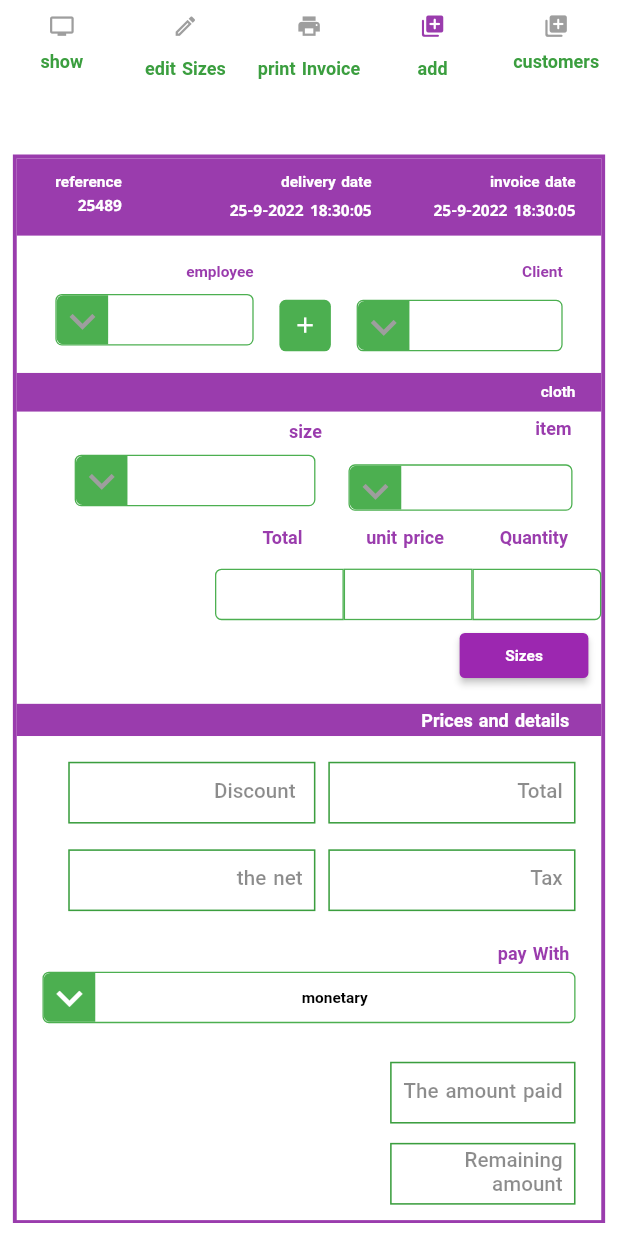
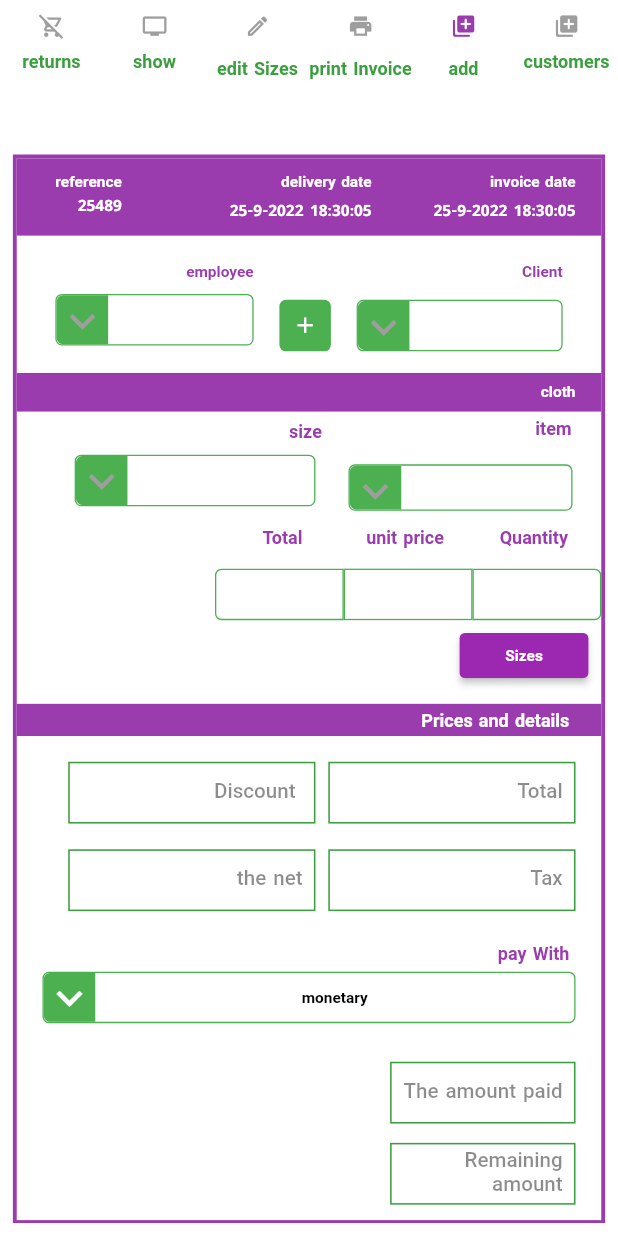
Before and after one commit to omarzezo/Trailor, a Flutter app: the TabBarScreen screen opened directly, after a tap on "add", on a phone screen of 412 x 824 dp. Run offline on Flutter 3.47's test engine with Material 2 defaults, Android fonts, the phone set to English and light mode, and no system bars; drawn by our look-alikes of dropdown_button2; our stand-ins replace awesome_dialog, bloc, dio, easy_localization, flutter_bloc, flutter_blue and 7 more; missing offline and left inert: esc_pos_printer, esc_pos_utils, flutter_bluetooth_basic, flutter_esc_pos_network, maxx_sunmi_printer; accounts and stored records are empty; network calls fail; Roboto replaces fonts that are missing (Noto Kufi Arabic).

Commit message:
fix bugs and create returns screen

```diff
--- a/assets/translations/ar-EG.json
+++ b/assets/translations/ar-EG.json
@@ -20,6 +20,7 @@
   "Yes": "نعم ",
   "NO": "لا",
   "returnitem": "مرتجع",
+  "returnitems": "مرتجعات ",
   "closeMg": "هل تريد الخروج من التطبيق ؟  ",
   "reports": "التقارير  ",
   "settings": "الاعدادات  ",
@@ -78,6 +79,7 @@
   "language": "اللغة ",
   "translation": "العربية ",
   "employee": " الموظف",
+  "customer": " العميل",
   "customersList": " قائمة العملاء",
   "clothes": " الثياب",
   "item": " الصنف",
--- a/assets/translations/en-US.json
+++ b/assets/translations/en-US.json
@@ -127,6 +127,8 @@
   "add": " add ",
   "customersList": " customers List ",
   "statue": " statue ",
+  "returnitems": "returns",
+  "customer": " Customer ",
   "clientName": " client Name ",
   "paidUp": " paid Up ",
   "clientCode": " clientCode ",
--- a/lib/Controller/Cubit/Cubit.dart
+++ b/lib/Controller/Cubit/Cubit.dart
@@ -501,6 +501,7 @@ Future<returnsalesModel>getReturnId(int index)async{
   return returnsizeInformationModel!;
 }
   getPillsDetailsForItem(int itemIndex ){
+
     // return pillsDetails!.data!.where((element) => element.id==itemId);
     pillsDetailsItem=pillsDetails!.data![itemIndex];
     salesId=pillsDetails!.data![itemIndex].id;
@@ -514,6 +515,8 @@ Future<returnsalesModel>getReturnId(int index)async{
   }
 
   getPillsDetailsForItemFilterd(int itemIndex ){
+    stausName=null;
+
     // PillsDetails? pillsDetails=PillsDetails();
     // pillsDetails.data=[];
     // pillsDetails.data = pillsDetails!.data!.where((i) => i.saleStatus!.contains('completed')?false:true).toList();
@@ -525,7 +528,9 @@ Future<returnsalesModel>getReturnId(int index)async{
      selectedDate=element.deliveryDate!.split(" ")
          .first ??
          "";
-     status=element.saleStatus??"";
+     // status=element.saleStatus??"";
+     stausName=element.saleStatus;
+
     }});
    //  salesId=pillsDetails!.data![itemIndex].id;
    //  selectedDate=
@@ -584,7 +589,8 @@ Future<returnsalesModel>getReturnId(int index)async{
   List<Users> users = [];
   List<Companies> companiesCustomerName = [];
   List<Products> productsNameList = [];
-  List<String> statusNameList = ["Completed","Pending","un delivered"];
+  List<String> statusNameList = ["pending","completed","un delivered"];
+
   String? stausName;
   List<Taxrates> taxRatesNameList = [];
   List<Units> unitsNameList = [];
@@ -592,6 +598,7 @@ Future<returnsalesModel>getReturnId(int index)async{
   List<PaymentType> paymentCodeList = [];
 
   void clearControllers() {
+    pngBytes=null;
     userItemName=null;
     employeeItemName=null;
     productItemName=null;
--- a/lib/View/Data Table/custom table.dart
+++ b/lib/View/Data Table/custom table.dart
@@ -17,6 +17,7 @@ import 'package:responsive_framework/responsive_framework.dart';
 import 'package:flutter/services.dart' as p;
 
 class CustomTable extends StatefulWidget {
+
   const CustomTable({Key? key}) : super(key: key);
 
   @override
--- a/lib/View/sewing invoice screen/TabBar Screen.dart
+++ b/lib/View/sewing invoice screen/TabBar Screen.dart
@@ -6,6 +6,7 @@ import 'package:omar/Controller/Cubit/Cubit.dart';
 import 'package:omar/View/Data%20Table/custom%20table.dart';
 import 'package:omar/View/present_all_tables_screen.dart';
 import 'package:omar/View/sewing%20invoice%20screen/change_size_screen.dart';
+import 'package:omar/View/sewing%20invoice%20screen/return_items_screen.dart';
 import 'package:omar/View/sewing%20invoice%20screen/sweing_screen.dart';
 import 'package:omar/constant/appstrings.dart';
 import '../../constant/constant.dart';
@@ -46,7 +47,9 @@ class _TabBarScreenState extends State<TabBarScreen> {
     }else if(index==4){
       initialIndex=4;
      screen= PresentAllTablesScreen();
-    }
+    }else if(index==5){
+      initialIndex=5;
+      screen= ReturnItemsScreen();}
     setState(() {});
   }
   @override
@@ -150,6 +153,25 @@ class _TabBarScreenState extends State<TabBarScreen> {
                                 Icon(Icons.tv_outlined,size: 20,color: initialIndex==4?MyConstant().purpleColor:Colors.grey,),
                                 const SizedBox(height: 10,),
                                 Text(AppStrings.show.tr(),style: GoogleFonts.notoKufiArabic(
+                                    color: MyConstant().greenColor,
+                                    fontWeight: FontWeight.bold,
+                                    fontSize: 14),)
+                              ],
+                            ),
+                          ),
+                        ),
+                        Expanded(
+                          flex: 1,
+                          child: InkWell(
+                            onTap: ()async {
+                              setScreen(5);
+                            await  LoginCubit.get(context).getPillsDetails();
+                            },
+                            child: Column(
+                              children:  [
+                                Icon(Icons.remove_shopping_cart_outlined,size: 20,color: initialIndex==5?MyConstant().purpleColor:Colors.grey,),
+                                const SizedBox(height: 10,),
+                                Text(AppStrings.returnitems.tr(),style: GoogleFonts.notoKufiArabic(
                                     color: MyConstant().greenColor,
                                     fontWeight: FontWeight.bold,
                                     fontSize: 14),)
--- a/lib/View/sewing invoice screen/daily_report_screen.dart
+++ b/lib/View/sewing invoice screen/daily_report_screen.dart
@@ -28,7 +28,7 @@ class DailyReportScreen extends StatelessWidget {
     //     .toList();
         pillsDetails.data = cubit.pillsDetails!.data!
         .where((i) {
-          return (i.date!.split(" ").first.contains( p.DateFormat('yyyy-MM-dd HH:mm')
+          return (i.date!.split(" ").first.contains( p.DateFormat('yyyy-MM-dd HH:mm',"en")
               .parse(DateTime.now().toString())
               .toString().split(" ").first))?true:false;
 
@@ -65,7 +65,7 @@ class DailyReportScreen extends StatelessWidget {
                               shrinkWrap: true,
                               // scrollDirection: Axis.horizontal,
                               physics: NeverScrollableScrollPhysics(),
-                              itemBuilder: (context, index) => ReportItem( dateNow:p.DateFormat('yyyy-MM-dd HH:mm')
+                              itemBuilder: (context, index) => ReportItem( dateNow:p.DateFormat('yyyy-MM-dd HH:mm',"en")
                                   .parse(DateTime.now().toString())
                                   .toString().split(" ").first ,date: pillsDetails.data![index].date??"", deleverDate: pillsDetails.data![index].deliveryDate??"", customerName: pillsDetails.data![index].customer??"", refrenceiD: pillsDetails.data![index].referenceNo??""),
                               separatorBuilder: (context, index) => SizedBox(
@@ -99,7 +99,7 @@ class DailyReportScreen extends StatelessWidget {
                                   shrinkWrap: true,
                                   // scrollDirection: Axis.horizontal,
                                   physics: NeverScrollableScrollPhysics(),
-                                  itemBuilder: (context, index) => ReportItem( dateNow:p.DateFormat('yyyy-MM-dd HH:mm')
+                                  itemBuilder: (context, index) => ReportItem( dateNow:p.DateFormat('yyyy-MM-dd HH:mm',"en")
                                       .parse(DateTime.now().toString())
                                       .toString().split(" ").first ,date: pillsDetails.data![index].date??"", deleverDate: pillsDetails.data![index].deliveryDate??"", customerName: pillsDetails.data![index].customer??"", refrenceiD: pillsDetails.data![index].referenceNo??""),
                                   separatorBuilder: (context, index) => SizedBox(
--- a/lib/View/sewing invoice screen/pills_item_data.dart
+++ b/lib/View/sewing invoice screen/pills_item_data.dart
@@ -43,6 +43,16 @@ class _PillsItemDataState extends State<PillsItemData> {
         builder: (context, state) {
           return Scaffold(
               appBar: AppBar(
+                leading: InkWell(
+                  onTap: () {
+cubit.stausName=null;
+                    Navigator.pop(context);
+
+                  },
+                  child: Icon(
+                  Icons.arrow_back_ios
+
+                ),),
                 title: Text(AppStrings.details.tr(),
                     style: GoogleFonts.notoKufiArabic(
                         color: Colors.white,
@@ -76,6 +86,7 @@ class _PillsItemDataState extends State<PillsItemData> {
                   }, icon: Icon(Icons.print),)
                 ],
                 centerTitle: true,
+
               ),
               body: Padding(
                 padding: const EdgeInsets.symmetric(horizontal: 40,vertical: 10),
@@ -134,8 +145,9 @@ class _PillsItemDataState extends State<PillsItemData> {
                                 const Radius.circular(20),
                                 scrollbarThickness: 6,
                                 scrollbarAlwaysShow: true,
-                                items:cubit.statusNameList.map((item) => DropdownMenuItem(
+                                items:  cubit.statusNameList.map((item) => DropdownMenuItem(
                                   value: item,
+
                                   child: Center(child: Text(
                                       item,
                                       style: GoogleFonts.notoKufiArabic(
@@ -145,17 +157,13 @@ class _PillsItemDataState extends State<PillsItemData> {
                                           FontWeight
                                               .bold, fontSize: 12)
                                   ),),)).toList(),
-                                // items: cubit.productsNameList
-                                //     .map(ProductsBuild)
-                                //     .toList(),
+
                                 value: cubit.stausName,
                                 isExpanded: true,
                                 onChanged: (value) {
                                   setState(() {
                                     cubit.stausName=value as String;
-                                    if(value.isNotEmpty){
-            cubit.status=value;
-          }
+
 
 
                                   });
@@ -422,8 +430,14 @@ class _PillsItemDataState extends State<PillsItemData> {
                             onPressed: () async {
                               try{
                                 LoadingPage(context).show();
+
                                 UpdatedPillsStatusModel model=UpdatedPillsStatusModel(saleId: cubit.pillsDetailsItem!.id, deliveryDate: cubit.selectedDate, saleStatus: cubit.stausName, note: "");
                                 cubit.updatePills(model);
+                                cubit.stausName=null;
+                                cubit.getPillsDetails();
+                                LoadingPage(context).close();
+                                Navigator.pop(context);
+
                               }catch(error){
                                 print(error.toString());
                               }
@@ -448,3 +462,13 @@ class _PillsItemDataState extends State<PillsItemData> {
     );
   }
 }
+DropdownMenuItem<String> itemBuild(String item) => DropdownMenuItem(
+  value: item,
+  child: Center(
+    child: Text(item,
+        style: GoogleFonts.notoKufiArabic(
+            color: Colors.black,
+            fontWeight: FontWeight.bold,
+            fontSize: 12)),
+  ),
+);
--- a/lib/constant/appstrings.dart
+++ b/lib/constant/appstrings.dart
@@ -108,6 +108,8 @@ abstract class AppStrings {
   static const Total = "Total";
   static const   paidup= "paidup";
   static const Residual = "Residual";
+  static const customer = "customer";
+  static const returnitems = "returnitems";
   static const employee= "employee";
   static const  item= "item";
   static const size= "size";
--- a/lib/main.dart
+++ b/lib/main.dart
@@ -40,7 +40,7 @@ void main()async {
         () {
       runApp(EasyLocalization(
           supportedLocales: const [Locale('en', 'US'), Locale('ar', "EG")],
-
+fallbackLocale: Locale('ar', "EG"),
           path: "assets/translations",
           child: const MyApp()));
     },
```
Also changed, not shown: lib/View/present_all_tables_screen.dart (+13 -19 lines), lib/View/sewing invoice screen/return_item_screen.dart (+4 -4 lines), lib/View/sewing invoice screen/return_items_screen.dart (added, +226 -0 lines).
